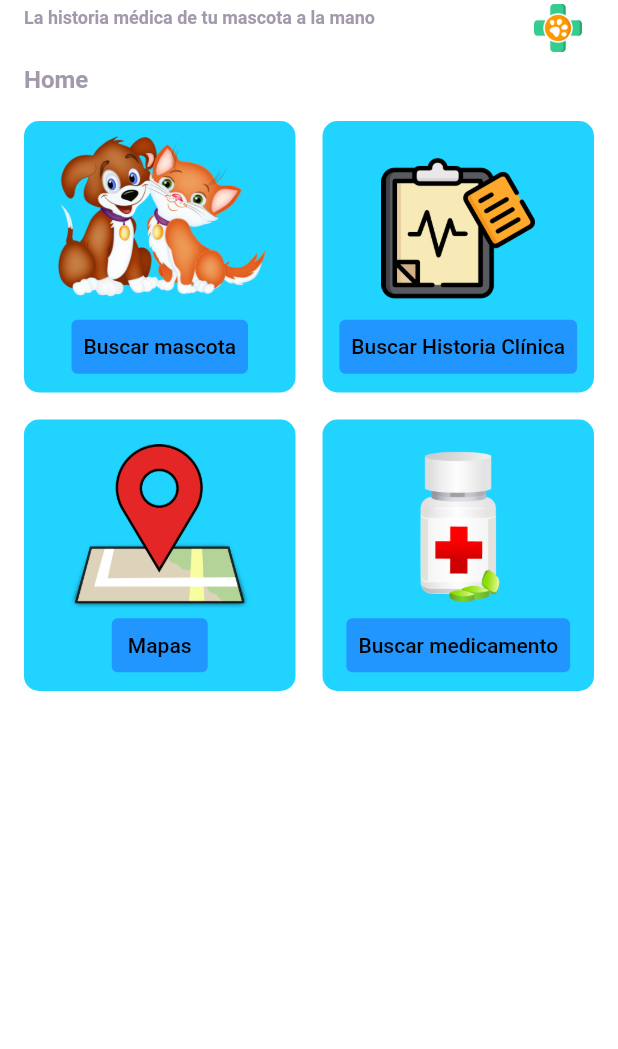
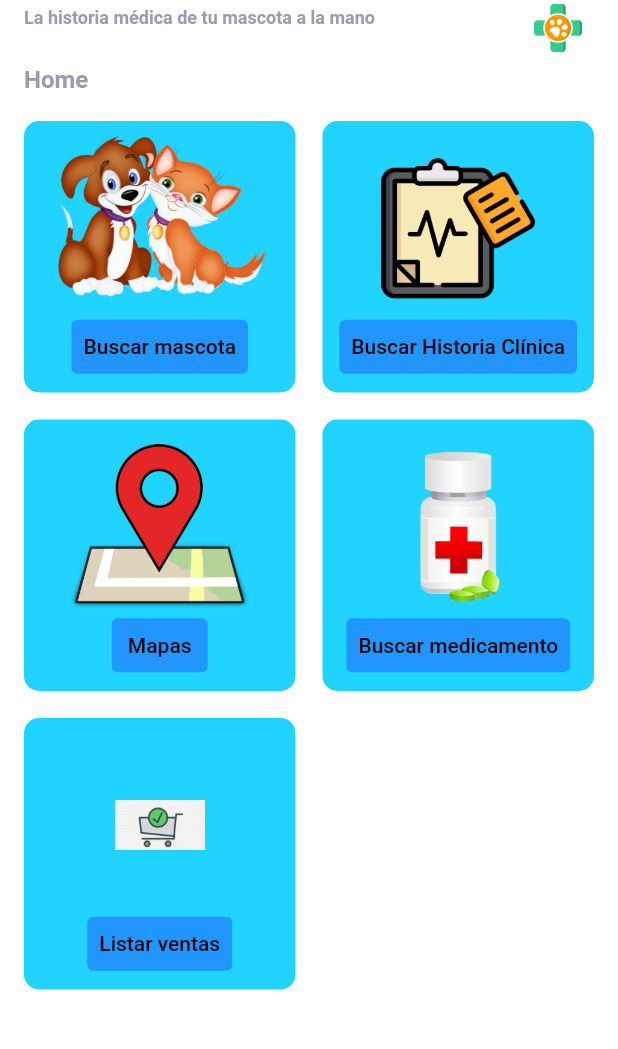
Before and after one commit to dukej10/DemoFVet, a Flutter app: the Home screen opened by its route, on a phone screen of 412 x 824 dp, the part 182-1231 px from its top. Run offline on Flutter 3.47's test engine with Material 2 defaults, Android fonts, the phone set to English and light mode, and no system bars; our stand-ins replace cloud_firestore, firebase_auth, firebase_core, firebase_database, flutter_form_builder, font_awesome_flutter and 3 more; accounts and stored records are empty.

Commit message:
ventas con la imagen en inicio

```diff
--- a/histovet/lib/src/pages/Home/griddashboard.dart
+++ b/histovet/lib/src/pages/Home/griddashboard.dart
@@ -5,6 +5,7 @@ import 'package:histovet/src/pages/clinicalHistory/consultar_histories.dart';
 import 'package:histovet/src/pages/gps/home_screen.dart';
 import 'package:histovet/src/pages/medicine/medicine_page.dart';
 import 'package:histovet/src/pages/pet/consultar_mascotas.dart';
+import 'package:histovet/src/pages/sale/sale_page.dart';
 
 import '../../controller/auth_controller.dart';
 import '../medicine/consultar_medicamento.dart';
@@ -161,6 +162,40 @@ class _GridDashboardState extends State<GridDashboard> {
                 ],
               ),
             ),
+            Container(
+              decoration: BoxDecoration(
+                  color: const Color.fromRGBO(33, 211, 255, 1),
+                  borderRadius: BorderRadius.circular(10)),
+              child: Column(
+                mainAxisAlignment: MainAxisAlignment.center,
+                children: <Widget>[
+                  const SizedBox(
+                    height: 10,
+                  ),
+                  Image.asset(
+                    "assets/img/venta.png",
+                    height: 110,
+                    scale: 5,
+                  ),
+                  TextButton(
+                    style: ButtonStyle(
+                      backgroundColor: MaterialStateProperty.all<Color>(
+                          const Color.fromRGBO(33, 150, 255, 1)),
+                      foregroundColor:
+                          MaterialStateProperty.all<Color>(Colors.black),
+                    ),
+                    onPressed: () {
+                      if (estado) {
+                        Navigator.pushNamed(context, SalesPage.id);
+                      } else {
+                        Navigator.pushNamed(context, ConsultarHistories.id);
+                      }
+                    },
+                    child: Text(estado ? "Ventas" : "Listar ventas"),
+                  ),
+                ],
+              ),
+            )
           ]),
     );
   }
```
Also changed, not shown: histovet/assets/img/venta.png (added).
